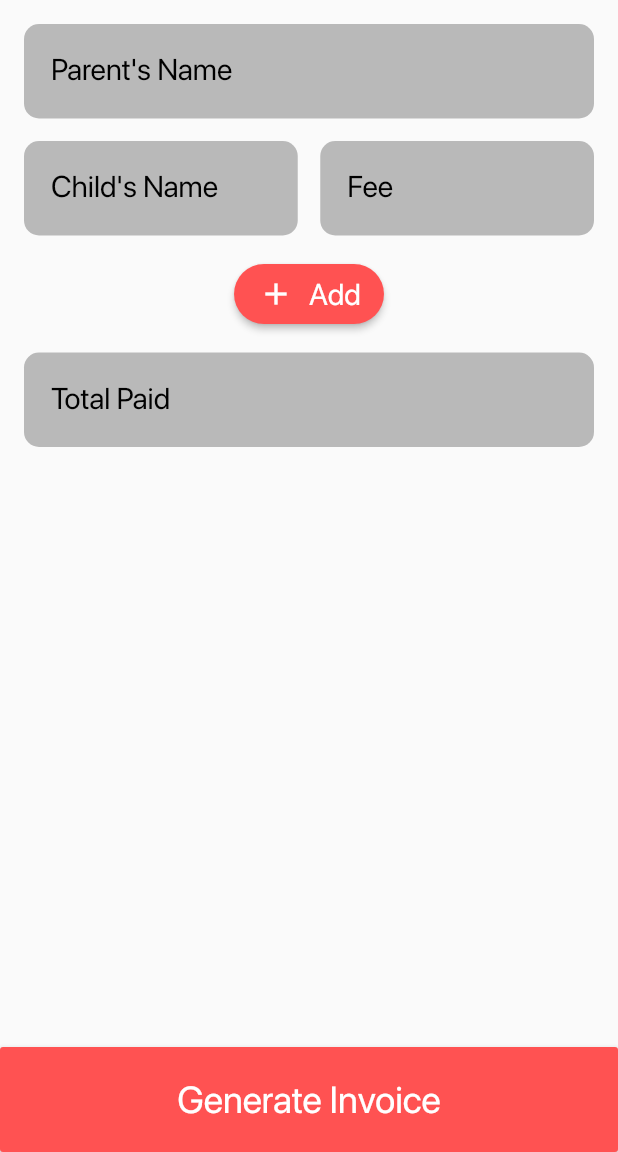
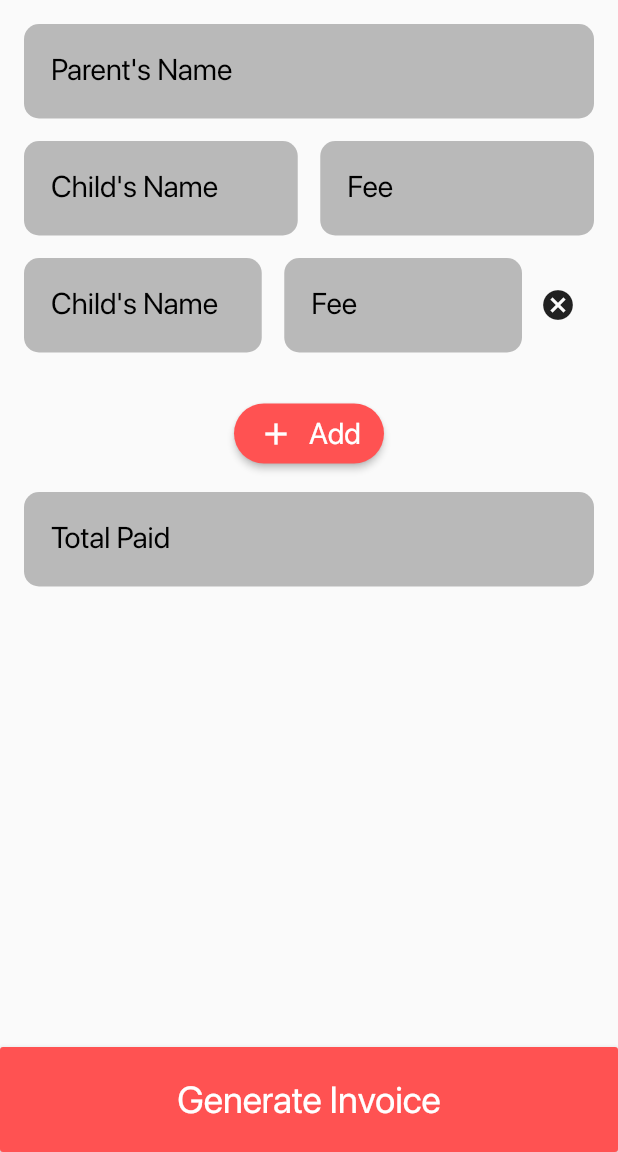
Before and after one commit to bookofiyi/invoice_generator, a Flutter app: the screen it shows after launch, after a tap on "Add", on a phone screen of 412 x 824 dp, the part 84-1236 px from its top. Run offline on Flutter 3.47's test engine with Material 2 defaults, Android fonts, the phone set to English and light mode, and no system bars.

Commit message:
added functionality for adding extra fields

```diff
--- /dev/null
+++ b/lib/elements/child_field.dart
@@ -0,0 +1,93 @@
+import 'package:flutter/material.dart';
+import 'package:invoice_generator/constants.dart';
+
+class ChildField extends StatelessWidget {
+  const ChildField({
+    Key? key,
+  }) : super(key: key);
+
+  @override
+  Widget build(BuildContext context) {
+    return Row(
+      children: [
+        // child's name field
+        Expanded(
+          child: Container(
+            decoration: const BoxDecoration(
+              borderRadius: BorderRadius.all(Radius.circular(10)),
+              color: kLightGrey,
+            ),
+            child: const Padding(
+              padding: EdgeInsets.only(left: 8.0),
+              child: TextField(
+                style: TextStyle(
+                  fontSize: 20,
+                ),
+                decoration: InputDecoration(
+                  contentPadding: EdgeInsets.all(10.0),
+                  labelText: "Child's Name",
+                  labelStyle: TextStyle(
+                    color: kblack,
+                  ),
+                  floatingLabelStyle: TextStyle(
+                    color: kblack,
+                  ),
+                  border: InputBorder.none,
+                ),
+              ),
+            ),
+          ),
+        ),
+        // end of child's name field
+
+        const SizedBox(
+          width: 15,
+        ),
+
+        // fee field
+        Expanded(
+          child: Container(
+            decoration: const BoxDecoration(
+              borderRadius: BorderRadius.all(Radius.circular(10)),
+              color: kLightGrey,
+            ),
+            child: const Padding(
+              padding: EdgeInsets.only(left: 8.0),
+              child: TextField(
+                keyboardType: TextInputType.numberWithOptions(
+                  decimal: true,
+                ),
+                style: TextStyle(
+                  fontSize: 20,
+                ),
+                decoration: InputDecoration(
+                  contentPadding: EdgeInsets.all(10.0),
+                  isDense: true,
+                  prefixText: 'NGN ',
+                  // prefixStyle: TextStyle(
+                  //   color: kgrey,
+                  //   fontSize: 20,
+                  // ),
+                  labelText: "Fee",
+                  labelStyle: TextStyle(
+                    color: kblack,
+                  ),
+                  floatingLabelStyle: TextStyle(
+                    color: kblack,
+                  ),
+                  border: InputBorder.none,
+                ),
+              ),
+            ),
+          ),
+        ),
+        // end of fee field
+
+        IconButton(
+          onPressed: () {},
+          icon: const Icon(Icons.cancel),
+        ),
+      ],
+    );
+  }
+}
--- a/lib/form.dart
+++ b/lib/form.dart
@@ -1,5 +1,6 @@
 import 'package:flutter/material.dart';
 import 'package:invoice_generator/constants.dart';
+// import 'package:invoice_generator/elements/child_field.dart';
 
 class FormScreen extends StatefulWidget {
   const FormScreen({Key? key}) : super(key: key);
@@ -9,62 +10,12 @@ class FormScreen extends StatefulWidget {
 
 class _FormScreenState extends State<FormScreen> {
   static const double spacing = 15;
+  List<Widget> childrenFields = [];
 
-  @override
-  Widget build(BuildContext context) {
-    return Scaffold(
-      appBar: AppBar(
-        title: const Text('Invoice Generator',
-            style: TextStyle(
-              fontWeight: FontWeight.bold,
-            )),
-        actions: [
-          Padding(
-            padding: const EdgeInsets.only(right: 8.0),
-            child: IconButton(
-              onPressed: () {},
-              icon: const Icon(Icons.folder, color: Colors.white),
-            ),
-          ),
-        ],
-      ),
-      body: Column(
-        mainAxisAlignment: MainAxisAlignment.spaceBetween,
-        children: [
-          Padding(
-            padding: const EdgeInsets.all(16.0),
-            child: Column(
-              crossAxisAlignment: CrossAxisAlignment.center,
-              children: [
-                Container(
-                  decoration: const BoxDecoration(
-                    borderRadius: BorderRadius.all(Radius.circular(10)),
-                    color: kLightGrey,
-                  ),
-                  child: const Padding(
-                    padding: EdgeInsets.only(left: 8.0),
-                    child: TextField(
-                      style: TextStyle(
-                        fontSize: 20,
-                      ),
-                      decoration: InputDecoration(
-                        contentPadding: EdgeInsets.all(10.0),
-                        labelText: "Parent's Name",
-                        labelStyle: TextStyle(
-                          color: kblack,
-                        ),
-                        floatingLabelStyle: TextStyle(
-                          color: kblack,
-                        ),
-                        border: InputBorder.none,
-                      ),
-                    ),
-                  ),
-                ),
-                const SizedBox(
-                  height: spacing,
-                ),
-                Row(
+  void _addChildField() {
+    childrenFields.add(Padding(
+      padding: const EdgeInsets.only(bottom: 15.0),
+      child: Row(
         children: [
           // child's name field
           Expanded(
@@ -73,13 +24,13 @@ class _FormScreenState extends State<FormScreen> {
                 borderRadius: BorderRadius.all(Radius.circular(10)),
                 color: kLightGrey,
               ),
-                        child: const Padding(
-                          padding: EdgeInsets.only(left: 8.0),
-                          child: TextField(
-                            style: TextStyle(
+              child: Padding(
+                padding: const EdgeInsets.only(left: 8.0),
+                child: TextFormField(
+                  style: const TextStyle(
                     fontSize: 20,
                   ),
-                            decoration: InputDecoration(
+                  decoration: const InputDecoration(
                     contentPadding: EdgeInsets.all(10.0),
                     labelText: "Child's Name",
                     labelStyle: TextStyle(
@@ -107,16 +58,167 @@ class _FormScreenState extends State<FormScreen> {
                 borderRadius: BorderRadius.all(Radius.circular(10)),
                 color: kLightGrey,
               ),
-                        child: const Padding(
-                          padding: EdgeInsets.only(left: 8.0),
-                          child: TextField(
-                            keyboardType: TextInputType.numberWithOptions(
+              child: Padding(
+                padding: const EdgeInsets.only(left: 8.0),
+                child: TextFormField(
+                  keyboardType: const TextInputType.numberWithOptions(
                     decimal: true,
                   ),
-                            style: TextStyle(
+                  style: const TextStyle(
                     fontSize: 20,
                   ),
-                            decoration: InputDecoration(
+                  decoration: const InputDecoration(
+                    contentPadding: EdgeInsets.all(10.0),
+                    isDense: true,
+                    prefixText: 'NGN ',
+                    // prefixStyle: TextStyle(
+                    //   color: kgrey,
+                    //   fontSize: 20,
+                    // ),
+                    labelText: "Fee",
+                    labelStyle: TextStyle(
+                      color: kblack,
+                    ),
+                    floatingLabelStyle: TextStyle(
+                      color: kblack,
+                    ),
+                    border: InputBorder.none,
+                  ),
+                ),
+              ),
+            ),
+          ),
+          // end of fee field
+
+          IconButton(
+            onPressed: () {
+              setState(() {
+                childrenFields.removeLast();
+              });
+            },
+            icon: const Icon(Icons.cancel),
+          ),
+        ],
+      ),
+    ));
+  }
+
+  @override
+  Widget build(BuildContext context) {
+    return Scaffold(
+      appBar: AppBar(
+        title: const Text('Invoice Generator',
+            style: TextStyle(
+              fontWeight: FontWeight.bold,
+            )),
+        actions: [
+          Padding(
+            padding: const EdgeInsets.only(right: 8.0),
+            child: IconButton(
+              onPressed: () {},
+              icon: const Icon(Icons.folder, color: Colors.white),
+            ),
+          ),
+        ],
+      ),
+      body: Column(
+        mainAxisAlignment: MainAxisAlignment.spaceBetween,
+        children: [
+          Expanded(
+            flex: 1,
+            child: Padding(
+              padding: const EdgeInsets.all(16.0),
+              child: SingleChildScrollView(
+                child: Column(
+                  crossAxisAlignment: CrossAxisAlignment.center,
+                  children: [
+                    Container(
+                      decoration: const BoxDecoration(
+                        borderRadius: BorderRadius.all(Radius.circular(10)),
+                        color: kLightGrey,
+                      ),
+                      child: Padding(
+                        padding: const EdgeInsets.only(left: 8.0),
+                        child: TextFormField(
+                          style: const TextStyle(
+                            fontSize: 20,
+                          ),
+                          decoration: const InputDecoration(
+                            contentPadding: EdgeInsets.all(10.0),
+                            labelText: "Parent's Name",
+                            labelStyle: TextStyle(
+                              color: kblack,
+                            ),
+                            floatingLabelStyle: TextStyle(
+                              color: kblack,
+                            ),
+                            border: InputBorder.none,
+                          ),
+                        ),
+                      ),
+                    ),
+
+                    const SizedBox(
+                      height: spacing,
+                    ),
+
+                    Row(
+                      children: [
+                        // child's name field
+                        Expanded(
+                          child: Container(
+                            decoration: const BoxDecoration(
+                              borderRadius:
+                                  BorderRadius.all(Radius.circular(10)),
+                              color: kLightGrey,
+                            ),
+                            child: Padding(
+                              padding: const EdgeInsets.only(left: 8.0),
+                              child: TextFormField(
+                                style: const TextStyle(
+                                  fontSize: 20,
+                                ),
+                                decoration: const InputDecoration(
+                                  contentPadding: EdgeInsets.all(10.0),
+                                  labelText: "Child's Name",
+                                  labelStyle: TextStyle(
+                                    color: kblack,
+                                  ),
+                                  floatingLabelStyle: TextStyle(
+                                    color: kblack,
+                                  ),
+                                  border: InputBorder.none,
+                                ),
+                              ),
+                            ),
+                          ),
+                        ),
+                        // end of child's name field
+
+                        const SizedBox(
+                          width: spacing,
+                        ),
+
+                        // fee field
+                        Expanded(
+                          child: Container(
+                            decoration: const BoxDecoration(
+                              borderRadius:
+                                  BorderRadius.all(Radius.circular(10)),
+                              color: kLightGrey,
+                            ),
+                            child: Padding(
+                              padding: const EdgeInsets.only(left: 8.0),
+                              child: TextFormField(
+                                cursorColor: kblack,
+                                keyboardType:
+                                    const TextInputType.numberWithOptions(
+                                  decimal: true,
+                                ),
+                                style: const TextStyle(
+                                  fontSize: 20,
+                                ),
+                                decoration: const InputDecoration(
                                   contentPadding: EdgeInsets.all(10.0),
                                   isDense: true,
                                   prefixText: 'NGN ',
@@ -145,11 +247,23 @@ class _FormScreenState extends State<FormScreen> {
                       height: spacing,
                     ),
 
+                    Column(
+                      children: childrenFields,
+                    ),
+
+                    const SizedBox(
+                      height: spacing,
+                    ),
+
                     // add button
                     SizedBox(
                       width: 100,
                       child: MaterialButton(
-                    onPressed: () {},
+                        onPressed: () {
+                          setState(() {
+                            _addChildField();
+                          });
+                        },
                         color: Colors.redAccent,
                         minWidth: 50,
                         height: 40,
@@ -191,6 +305,7 @@ class _FormScreenState extends State<FormScreen> {
                       child: Padding(
                         padding: const EdgeInsets.only(left: 8.0),
                         child: TextFormField(
+                          cursorColor: kblack,
                           keyboardType: const TextInputType.numberWithOptions(
                             decimal: true,
                           ),
@@ -220,6 +335,8 @@ class _FormScreenState extends State<FormScreen> {
                   ],
                 ),
               ),
+            ),
+          ),
           Center(
             child: MaterialButton(
               onPressed: () {},
```
Lines whose indentation alone changed are shown as unchanged.
